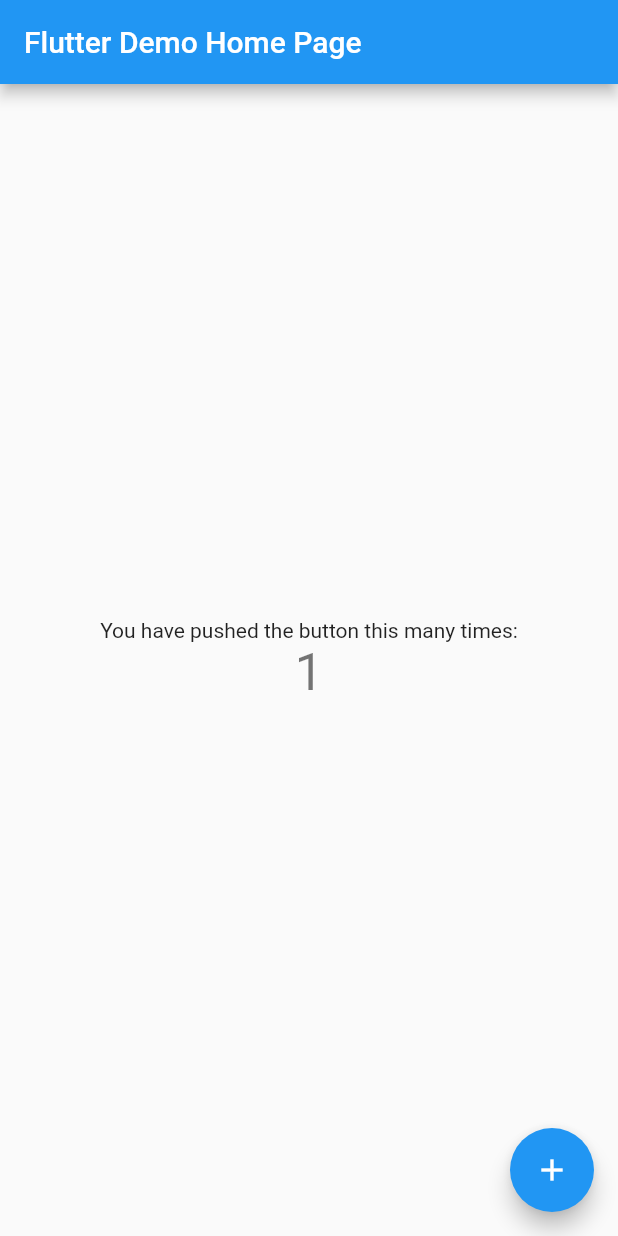
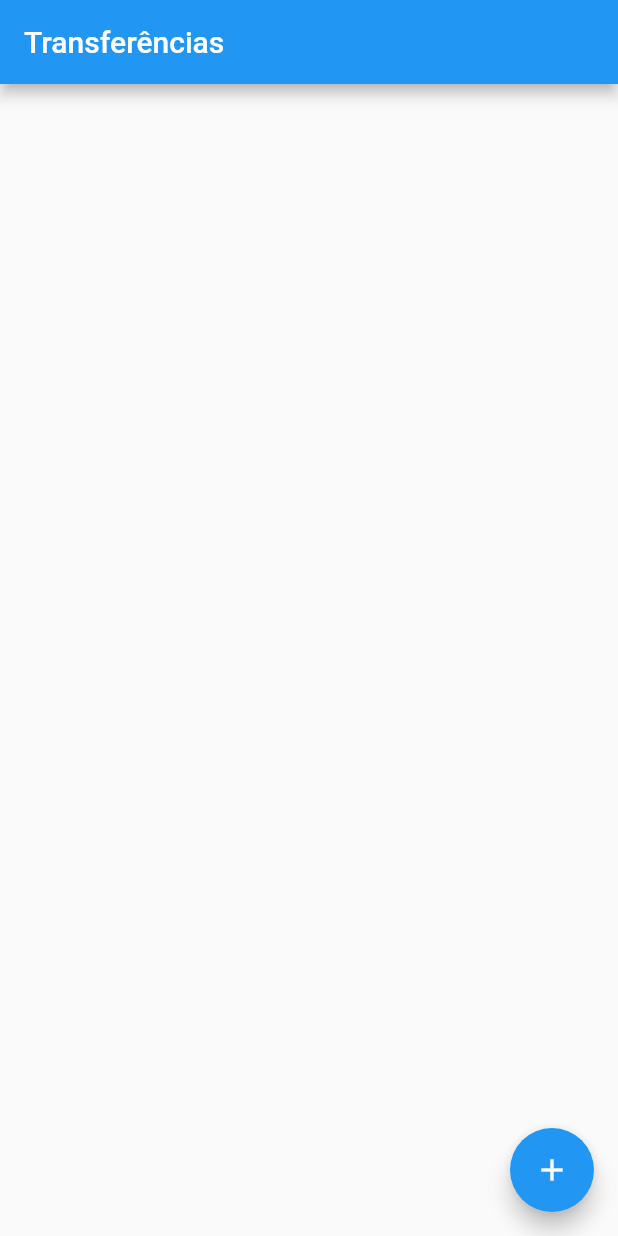
Before and after one commit to douglasshibata/bytebank, a Flutter app: the screen it shows after launch, after a tap on the "add" icon, on a phone screen of 412 x 824 dp. Run offline on Flutter 3.47's test engine with Material 2 defaults, Android fonts, the phone set to English and light mode, and no system bars.

Commit message:
adding floating Action button

```diff
--- a/lib/main.dart
+++ b/lib/main.dart
@@ -1,115 +1,14 @@
 import 'package:flutter/material.dart';
 
 void main() {
-  runApp(const MyApp());
+  runApp(MaterialApp(
+    home: Scaffold(
+      appBar: AppBar(title: Text("Transferências"),),
+      floatingActionButton: FloatingActionButton(
+        onPressed: () {  },
+        child: Icon(Icons.add),
+      ),
+
+    ),
+  ));
 }
-
-class MyApp extends StatelessWidget {
-  const MyApp({Key? key}) : super(key: key);
-
-  // This widget is the root of your application.
-  @override
-  Widget build(BuildContext context) {
-    return MaterialApp(
-      title: 'Flutter Demo',
-      theme: ThemeData(
-        // This is the theme of your application.
-        //
-        // Try running your application with "flutter run". You'll see the
-        // application has a blue toolbar. Then, without quitting the app, try
-        // changing the primarySwatch below to Colors.green and then invoke
-        // "hot reload" (press "r" in the console where you ran "flutter run",
-        // or simply save your changes to "hot reload" in a Flutter IDE).
-        // Notice that the counter didn't reset back to zero; the application
-        // is not restarted.
-        primarySwatch: Colors.blue,
-      ),
-      home: const MyHomePage(title: 'Flutter Demo Home Page'),
-    );
-  }
-}
-
-class MyHomePage extends StatefulWidget {
-  const MyHomePage({Key? key, required this.title}) : super(key: key);
-
-  // This widget is the home page of your application. It is stateful, meaning
-  // that it has a State object (defined below) that contains fields that affect
-  // how it looks.
-
-  // This class is the configuration for the state. It holds the values (in this
-  // case the title) provided by the parent (in this case the App widget) and
-  // used by the build method of the State. Fields in a Widget subclass are
-  // always marked "final".
-
-  final String title;
-
-  @override
-  State<MyHomePage> createState() => _MyHomePageState();
-}
-
-class _MyHomePageState extends State<MyHomePage> {
-  int _counter = 0;
-
-  void _incrementCounter() {
-    setState(() {
-      // This call to setState tells the Flutter framework that something has
-      // changed in this State, which causes it to rerun the build method below
-      // so that the display can reflect the updated values. If we changed
-      // _counter without calling setState(), then the build method would not be
-      // called again, and so nothing would appear to happen.
-      _counter++;
-    });
-  }
-
-  @override
-  Widget build(BuildContext context) {
-    // This method is rerun every time setState is called, for instance as done
-    // by the _incrementCounter method above.
-    //
-    // The Flutter framework has been optimized to make rerunning build methods
-    // fast, so that you can just rebuild anything that needs updating rather
-    // than having to individually change instances of widgets.
-    return Scaffold(
-      appBar: AppBar(
-        // Here we take the value from the MyHomePage object that was created by
-        // the App.build method, and use it to set our appbar title.
-        title: Text(widget.title),
-      ),
-      body: Center(
-        // Center is a layout widget. It takes a single child and positions it
-        // in the middle of the parent.
-        child: Column(
-          // Column is also a layout widget. It takes a list of children and
-          // arranges them vertically. By default, it sizes itself to fit its
-          // children horizontally, and tries to be as tall as its parent.
-          //
-          // Invoke "debug painting" (press "p" in the console, choose the
-          // "Toggle Debug Paint" action from the Flutter Inspector in Android
-          // Studio, or the "Toggle Debug Paint" command in Visual Studio Code)
-          // to see the wireframe for each widget.
-          //
-          // Column has various properties to control how it sizes itself and
-          // how it positions its children. Here we use mainAxisAlignment to
-          // center the children vertically; the main axis here is the vertical
-          // axis because Columns are vertical (the cross axis would be
-          // horizontal).
-          mainAxisAlignment: MainAxisAlignment.center,
-          children: <Widget>[
-            const Text(
-              'You have pushed the button this many times:',
-            ),
-            Text(
-              '$_counter',
-              style: Theme.of(context).textTheme.headline4,
-            ),
-          ],
-        ),
-      ),
-      floatingActionButton: FloatingActionButton(
-        onPressed: _incrementCounter,
-        tooltip: 'Increment',
-        child: const Icon(Icons.add),
-      ), // This trailing comma makes auto-formatting nicer for build methods.
-    );
-  }
-}
```
